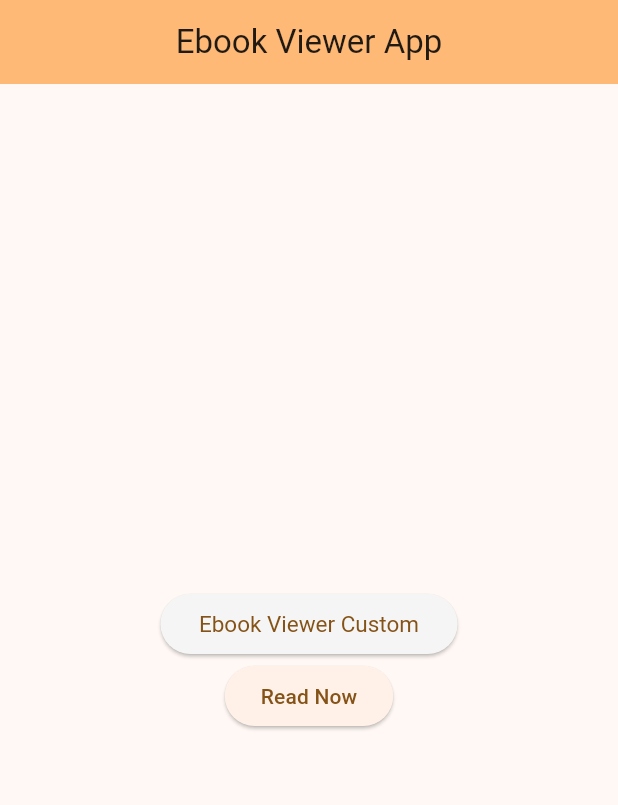
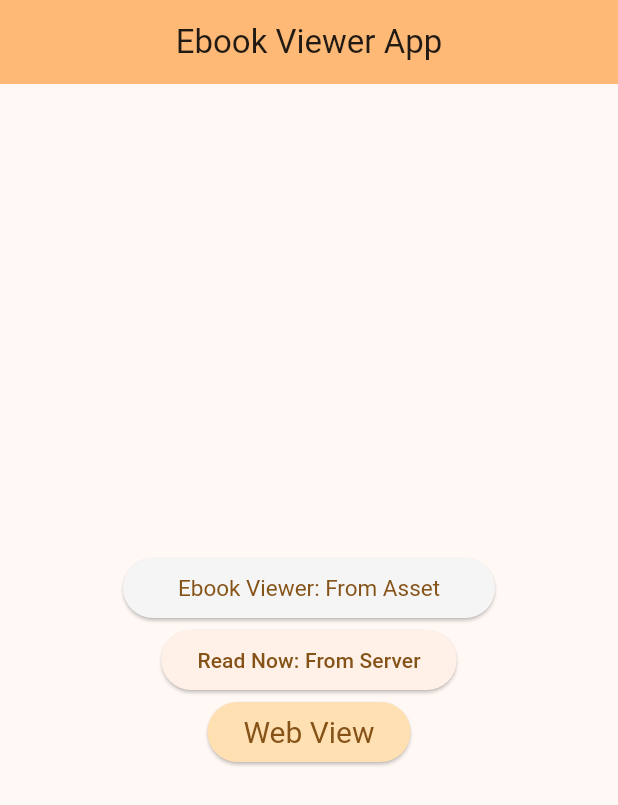
Before and after one commit to vibhorvmyp/ebook_demo, a Flutter app: the screen it shows after launch, on a phone screen of 412 x 824 dp. Shown: the top 805 px of the screen. Run offline on Flutter 3.47's test engine with Material 2 defaults, Android fonts, the light colour scheme and no system bars; our stand-ins replace dio, flutter_html, flutter_screenutil, flutter_widget_from_html, get and 2 more; missing offline and left inert: dart:ffi, epubx, flutter_inappwebview, syncfusion_flutter_core, syncfusion_flutter_pdfviewer, vocsy_epub_viewer; network calls fail; project files that could hold a hidden picture were left out.

Commit message:
minor fix

```diff
--- a/lib/home/home_screen.dart
+++ b/lib/home/home_screen.dart
@@ -5,6 +5,7 @@ import 'package:demo_ebooks_viewer/pdf_viewer/pdf_viewer_screen.dart';
 import 'package:demo_ebooks_viewer/screen_four/screen_four.dart';
 import 'package:demo_ebooks_viewer/custom_epub_viewer/custom_epub_viewer_screen.dart';
 import 'package:demo_ebooks_viewer/super_screen/super_screen.dart';
+import 'package:demo_ebooks_viewer/web_view_screen/web_view_screen.dart';
 import 'package:epubx/epubx.dart';
 // import 'package:demo_ebooks_viewer/screen_two/screen_two.dart';
 import 'package:flutter/material.dart';
@@ -25,10 +26,10 @@ class _HomeScreenState extends State<HomeScreen> {
   final customReaderController = Get.put(CustomReaderController());
 
   final String epubUrl =
-      "http://skyonliners.com/demo/yatharthgeeta/storage/epub_file/337/accessible_epub_3.epub";
+      "http://skyonliners.com/demo/yatharthgeeta/storage/epub_file/536/Yatharth_Geeta-Hindi-Swami_Adgadanand.epub";
 
   final String epubUrl2 =
-      "https://github.com/shoyabsiddique0/ott_platform/raw/main/yathartha_geeta_epub.epub";
+      "http://skyonliners.com/demo/yatharthgeeta/storage/epub_file/536/Yatharth_Geeta-Hindi-Swami_Adgadanand.epub";
 
   Future<EpubBookRef>? book;
   Future<EpubBook?>? loadedepubBook;
@@ -123,8 +124,8 @@ class _HomeScreenState extends State<HomeScreen> {
               },
               child: Container(
                   alignment: Alignment.center,
-                  width: 150,
-                  child: const Text('Ebook Viewer Custom')),
+                  width: 200,
+                  child: const Text('Ebook Viewer: From Asset')),
             ),
 
             ElevatedButton(
@@ -138,7 +139,33 @@ class _HomeScreenState extends State<HomeScreen> {
                     );
                   }));
                 },
-                child: const Text("Read Now"))
+                child: const Text("Read Now: From Server")),
+
+            ElevatedButton(
+                style: ButtonStyle(
+                  backgroundColor: MaterialStateProperty.resolveWith((states) {
+                    // If the button is pressed, return green, otherwise blue
+                    if (states.contains(MaterialState.pressed)) {
+                      return Colors.orangeAccent;
+                    }
+                    return Colors.orange.shade100;
+                  }),
+                  textStyle: MaterialStateProperty.resolveWith((states) {
+                    // If the button is pressed, return size 40, otherwise 20
+                    if (states.contains(MaterialState.pressed)) {
+                      return TextStyle(fontSize: 20, color: Colors.white);
+                    }
+                    return TextStyle(fontSize: 20, color: Colors.white);
+                  }),
+                ),
+                onPressed: () {
+                  // Get.to(const CustomReaderViewScreen(),
+                  //     arguments: book);
+                  Navigator.push(context, MaterialPageRoute(builder: (context) {
+                    return WebViewScreen();
+                  }));
+                },
+                child: const Text("Web View")),
 
             // ElevatedButton(
             //   onPressed: () {
--- a/pubspec.yaml
+++ b/pubspec.yaml
@@ -35,6 +35,7 @@ dependencies:
     sdk: flutter
   flutter_cache_manager: ^3.3.1
   flutter_html: ^3.0.0-beta.2
+  flutter_inappwebview: ^5.8.0
   flutter_screenutil: ^5.9.0
   flutter_widget_from_html: ^0.10.3
   flutter_widget_from_html_core: ^0.10.3
```
Also changed, not shown: lib/super_screen/super_screen.dart (+30 -8 lines), lib/web_view_screen/web_view_screen.dart (added, +108 -0 lines), pubspec.lock.
